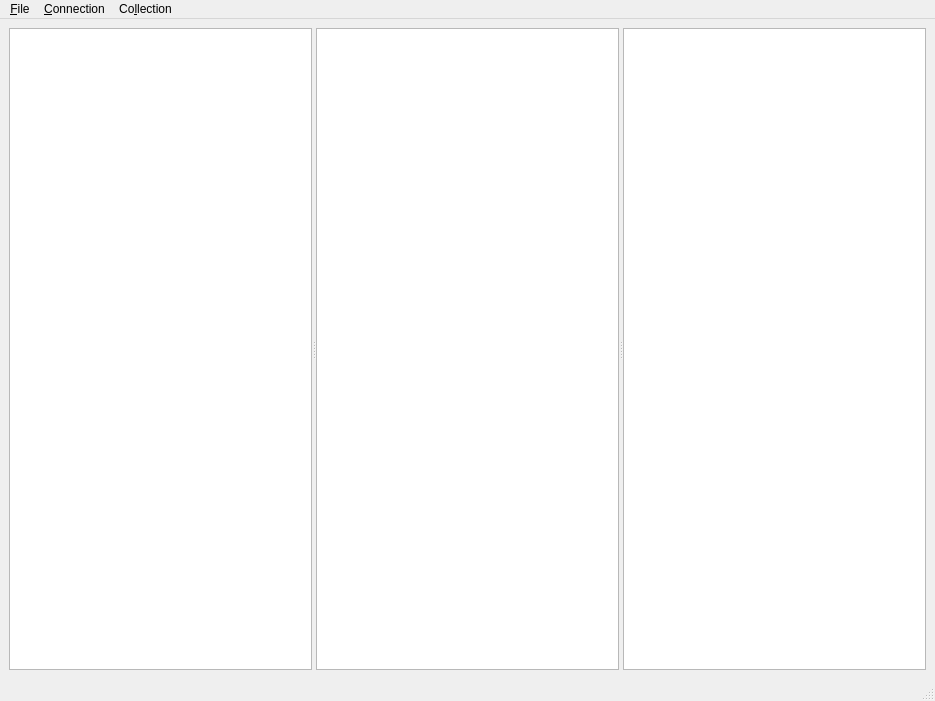
First picture: the form in trunk/muroaGui/muroagui/MuroaGui.ui, repository BackupTheBerlios/muroa-svn, before the edit.
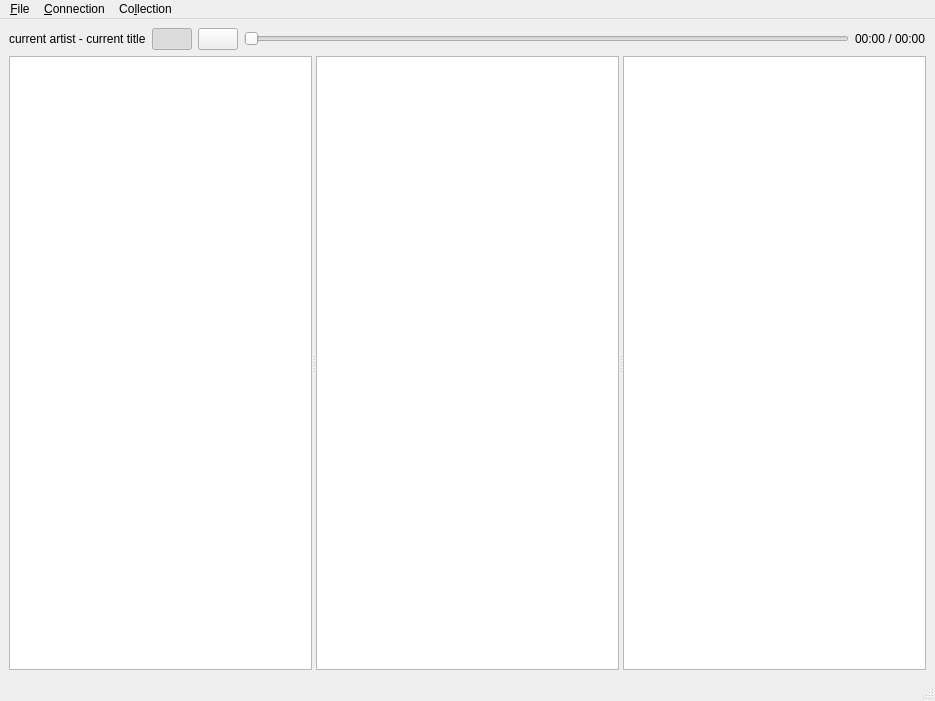
Second picture: the form after the edit. Icons and pictures are not drawn. Custom widgets are drawn as their Qt base class.

Commit message: FIrst steps towards playing music. Added commands (client -> server) for play, pause and stop, as well as a session status and session status change notifications and progress notifications ( server -> client).

Patch:
```diff
--- a/trunk/muroaGui/muroagui/MuroaGui.ui
+++ b/trunk/muroaGui/muroagui/MuroaGui.ui
@@ -16,6 +16,57 @@
   <widget class="QWidget" name="centralwidget">
    <layout class="QGridLayout" name="gridLayout">
     <item row="0" column="0">
+     <widget class="QLabel" name="titleLabel">
+      <property name="text">
+       <string>current artist - current title</string>
+      </property>
+     </widget>
+    </item>
+    <item row="0" column="1">
+     <widget class="QPushButton" name="playBtn">
+      <property name="text">
+       <string/>
+      </property>
+      <property name="icon">
+       <iconset>
+        <normalon>:/icons/icons/media-playback-start.png</normalon>
+        <activeoff>:/icons/icons/media-playback-pause.png</activeoff>
+       </iconset>
+      </property>
+      <property name="checkable">
+       <bool>true</bool>
+      </property>
+      <property name="checked">
+       <bool>true</bool>
+      </property>
+     </widget>
+    </item>
+    <item row="0" column="2">
+     <widget class="QPushButton" name="stopBtn">
+      <property name="text">
+       <string/>
+      </property>
+      <property name="icon">
+       <iconset resource="MuroaGui.qrc">
+        <normaloff>:/icons/icons/media-playback-stop.png</normaloff>:/icons/icons/media-playback-stop.png</iconset>
+      </property>
+     </widget>
+    </item>
+    <item row="0" column="3">
+     <widget class="QSlider" name="posSlider">
+      <property name="orientation">
+       <enum>Qt::Horizontal</enum>
+      </property>
+     </widget>
+    </item>
+    <item row="0" column="4">
+     <widget class="QLabel" name="progressLabel">
+      <property name="text">
+       <string>00:00 / 00:00</string>
+      </property>
+     </widget>
+    </item>
+    <item row="1" column="0" colspan="5">
      <widget class="QSplitter" name="splitter">
       <property name="orientation">
        <enum>Qt::Horizontal</enum>
```
Left out of the diff: 25 changed lines with no effect on the pictures. The commit also changes 25 other files.
